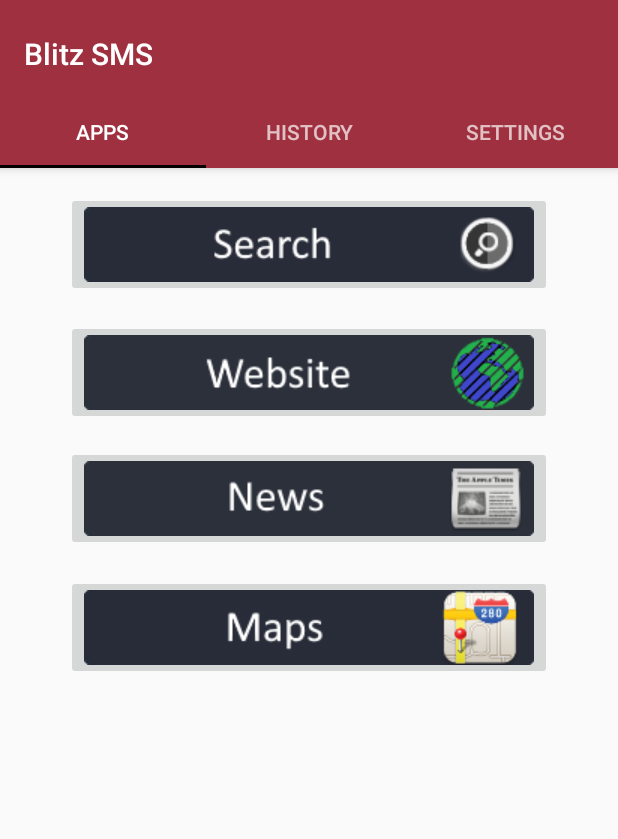
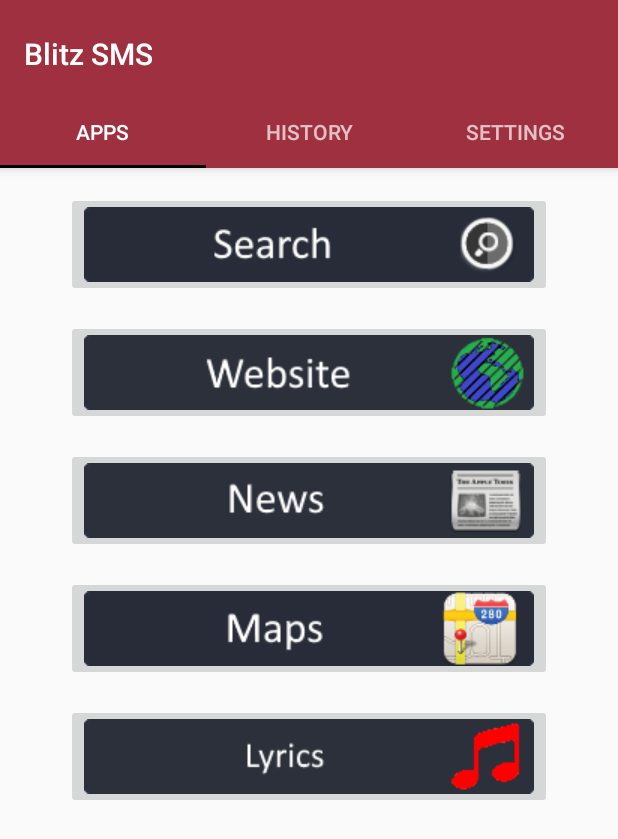
Before and after one commit to Ershany/Red-Crow, an Android app: the screen it shows after launch (MainActivity), on a phone screen of 412 x 824 dp. Shown: the top 839 px of the screen. Run offline under Robolectric (Android 15) with nearby library versions, the phone set to English and light mode, and no system bars.

Commit message:
Added the Lyrics App activity. Cleaned up some of the UI

```diff
--- a/app/BlitzSMS/app/src/main/AndroidManifest.xml
+++ b/app/BlitzSMS/app/src/main/AndroidManifest.xml
@@ -50,6 +50,10 @@
             android:name=".WebsiteAppActivity"
             android:label="Blitz SMS">
         </activity>
+        <activity
+            android:name=".LyricsAppActivity"
+            android:label="Blitz SMS">
+        </activity>
     </application>
 
 </manifest>
--- a/app/BlitzSMS/app/src/main/java/io/github/ershany/blitzsms/SplashActivity.java
+++ b/app/BlitzSMS/app/src/main/java/io/github/ershany/blitzsms/SplashActivity.java
@@ -12,7 +12,7 @@ public class SplashActivity extends AppCompatActivity {
 
         // Protoype sleep so everyone can see our loading icon
         try {
-            Thread.sleep(2000);
+            Thread.sleep(1500);
         }
         catch(Exception e) {
 
--- a/app/BlitzSMS/app/src/main/java/io/github/ershany/blitzsms/fragments/Tab1Applications.java
+++ b/app/BlitzSMS/app/src/main/java/io/github/ershany/blitzsms/fragments/Tab1Applications.java
@@ -13,6 +13,7 @@ import android.view.View;
 import android.view.ViewGroup;
 import android.widget.ImageButton;
 
+import io.github.ershany.blitzsms.LyricsAppActivity;
 import io.github.ershany.blitzsms.MapsAppActivity;
 import io.github.ershany.blitzsms.NewsAppActivity;
 import io.github.ershany.blitzsms.R;
@@ -60,6 +61,14 @@ public class Tab1Applications extends Fragment {
             }
         });
 
+        ImageButton bLyrics = rootView.findViewById(R.id.lyricsAppButton);
+        bLyrics.setOnClickListener(new View.OnClickListener() {
+            public void onClick(View v) {
+                Intent i = new Intent(getContext(), LyricsAppActivity.class);
+                startActivity(i);
+            }
+        });
+
         return rootView;
     }
 
--- a/app/BlitzSMS/app/src/main/res/layout/tab1applications.xml
+++ b/app/BlitzSMS/app/src/main/res/layout/tab1applications.xml
@@ -35,7 +35,7 @@
         android:id="@+id/newsAppButton"
         android:layout_width="wrap_content"
         android:layout_height="wrap_content"
-        android:layout_marginTop="14dp"
+        android:layout_marginTop="15dp"
         app:srcCompat="@drawable/news_app_image"
         android:layout_below="@+id/websiteAppButton"
         android:layout_alignLeft="@+id/websiteAppButton"
@@ -45,10 +45,20 @@
         android:id="@+id/mapsAppButton"
         android:layout_width="wrap_content"
         android:layout_height="wrap_content"
-        android:layout_marginTop="16dp"
+        android:layout_marginTop="15dp"
         app:srcCompat="@drawable/maps_app_image"
         android:layout_below="@+id/newsAppButton"
         android:layout_alignLeft="@+id/newsAppButton"
         android:layout_alignStart="@+id/newsAppButton" />
 
+    <ImageButton
+        android:id="@+id/lyricsAppButton"
+        android:layout_width="wrap_content"
+        android:layout_height="wrap_content"
+        android:layout_marginTop="15dp"
+        app:srcCompat="@drawable/lyrics_app_image"
+        android:layout_below="@+id/mapsAppButton"
+        android:layout_alignLeft="@+id/mapsAppButton"
+        android:layout_alignStart="@+id/mapsAppButton" />
+
 </RelativeLayout>
```
Also changed, not shown: app/BlitzSMS/app/src/main/java/io/github/ershany/blitzsms/LyricsAppActivity.java (added, +18 -0 lines), app/BlitzSMS/app/src/main/res/layout/lyrics_app_activity.xml (added, +25 -0 lines), app/BlitzSMS/app/src/main/res/drawable/lyrics_app_image.png (added).
